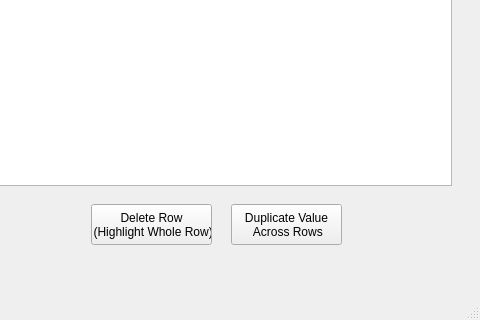
Qt form napeca/qt_design_gui.ui (zhounapeuw/NAPE_imaging_analysis) before a commit; both pictures show x 569 to 1049 and y 496 to 816 of the 1049 by 816 pixel window.
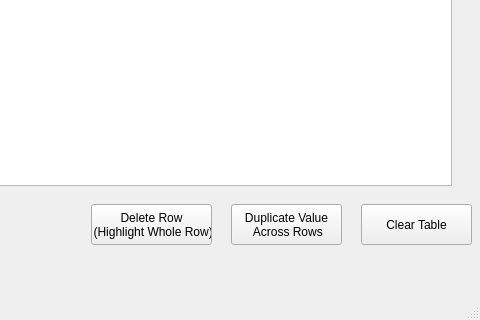
The same form after that commit.

Commit message: added clear table button

```diff
--- a/napeca/qt_design_gui.ui
+++ b/napeca/qt_design_gui.ui
@@ -88,6 +88,19 @@
  Across Rows</string>
     </property>
    </widget>
+   <widget class="QPushButton" name="button_clear_table">
+    <property name="geometry">
+     <rect>
+      <x>930</x>
+      <y>700</y>
+      <width>111</width>
+      <height>41</height>
+     </rect>
+    </property>
+    <property name="text">
+     <string>Clear Table</string>
+    </property>
+   </widget>
   </widget>
   <widget class="QMenuBar" name="menubar">
    <property name="geometry">
```
The commit also changes 1 other file.
